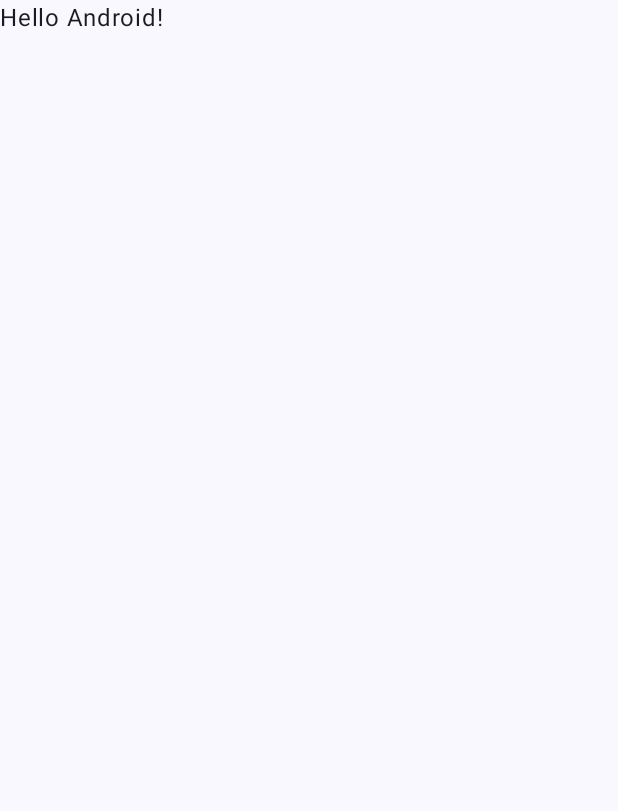
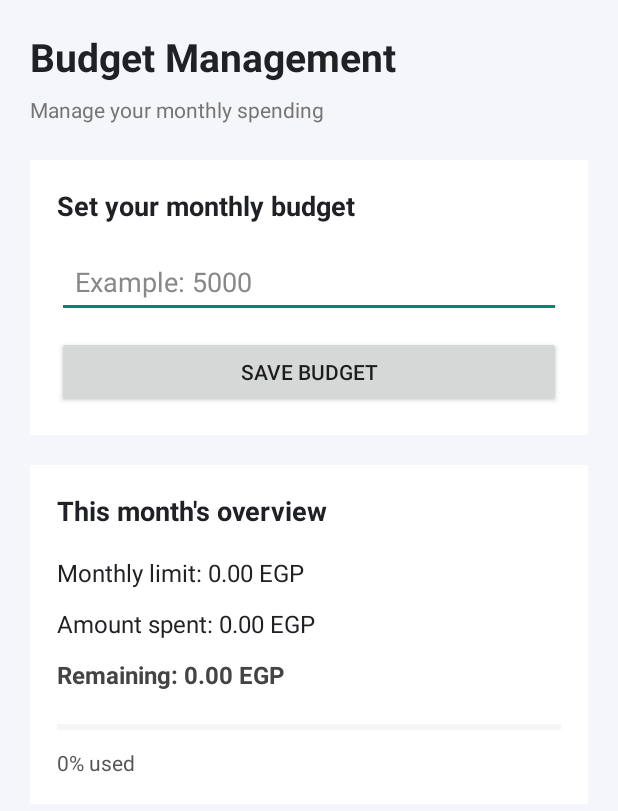
Before and after one commit to yahya329/Smart-Expense-Tracker-, an Android app built with Jetpack Compose: the screen it shows after launch (MainActivity), on a phone screen of 412 x 824 dp. Before the commit the part shown is almost empty. Shown: the top 811 px of the screen. Run offline under Robolectric (Android 15) with nearby library versions, the phone set to English and light mode, and no system bars.

Commit message:
Budget Management Feature

```diff
--- a/app/src/main/java/com/example/myapplication/MainActivity.kt
+++ b/app/src/main/java/com/example/myapplication/MainActivity.kt
@@ -1,47 +1,35 @@
+
 package com.example.myapplication
 
 import android.os.Bundle
 import androidx.activity.ComponentActivity
-import androidx.activity.compose.setContent
-import androidx.activity.enableEdgeToEdge
-import androidx.compose.foundation.layout.fillMaxSize
-import androidx.compose.foundation.layout.padding
-import androidx.compose.material3.Scaffold
-import androidx.compose.material3.Text
-import androidx.compose.runtime.Composable
-import androidx.compose.ui.Modifier
-import androidx.compose.ui.tooling.preview.Preview
-import com.example.myapplication.ui.theme.MyApplicationTheme
+import com.example.myapplication.data.SettingsRepository
+import com.example.myapplication.ui.BudgetScreen
+import com.example.myapplication.viewmodel.BudgetViewModel
 
 class MainActivity : ComponentActivity() {
+
+    private lateinit var budgetScreen: BudgetScreen
+
     override fun onCreate(savedInstanceState: Bundle?) {
         super.onCreate(savedInstanceState)
-        enableEdgeToEdge()
-        setContent {
-            MyApplicationTheme {
-                Scaffold(modifier = Modifier.fillMaxSize()) { innerPadding ->
-                    Greeting(
-                        name = "Android",
-                        modifier = Modifier.padding(innerPadding)
-                    )
-                }
-            }
-        }
+
+        setContentView(R.layout.activity_budget)
+
+        val settingsRepository = SettingsRepository(this)
+
+        val budgetViewModel = BudgetViewModel(
+            settingsRepository
+        )
+
+        budgetScreen = BudgetScreen(
+            activity = this,
+            viewModel = budgetViewModel
+        )
+
+        budgetScreen.setup()
+
+        // Expenses will be connected to the Transactions feature later.
+        budgetScreen.updateSpentAmount(0.0)
     }
 }
-
-@Composable
-fun Greeting(name: String, modifier: Modifier = Modifier) {
-    Text(
-        text = "Hello $name!",
-        modifier = modifier
-    )
-}
-
-@Preview(showBackground = true)
-@Composable
-fun GreetingPreview() {
-    MyApplicationTheme {
-        Greeting("Android")
-    }
-}
--- a/app/src/main/java/com/example/myapplication/data/SettingsRepository.kt
+++ b/app/src/main/java/com/example/myapplication/data/SettingsRepository.kt
@@ -1,4 +1,41 @@
+
 package com.example.myapplication.data
 
-class SettingsRepository {
+import android.content.Context
+
+interface BudgetSettingsStore {
+    fun getMonthlyBudget(): Double
+    fun saveMonthlyBudget(amount: Double)
 }
+
+class SettingsRepository(context: Context) : BudgetSettingsStore {
+
+    private val preferences = context.applicationContext.getSharedPreferences(
+        PREFERENCES_NAME,
+        Context.MODE_PRIVATE
+    )
+
+    override fun getMonthlyBudget(): Double {
+        val savedValue = preferences.getLong(KEY_MONTHLY_BUDGET, 0L)
+
+        return if (savedValue == 0L) {
+            0.0
+        } else {
+            java.lang.Double.longBitsToDouble(savedValue)
+        }
+    }
+
+    override fun saveMonthlyBudget(amount: Double) {
+        preferences.edit()
+            .putLong(
+                KEY_MONTHLY_BUDGET,
+                java.lang.Double.doubleToRawLongBits(amount)
+            )
+            .apply()
+    }
+
+    private companion object {
+        const val PREFERENCES_NAME = "budget_settings"
+        const val KEY_MONTHLY_BUDGET = "monthly_budget"
+    }
+}
--- /dev/null
+++ b/app/src/main/java/com/example/myapplication/ui/theme/BudgetScreen.kt
@@ -0,0 +1,172 @@
+package com.example.myapplication.ui
+
+import android.app.Activity
+import android.content.res.ColorStateList
+import android.graphics.Color
+import android.view.View
+import android.widget.Button
+import android.widget.EditText
+import android.widget.ProgressBar
+import android.widget.TextView
+import com.example.myapplication.R
+import com.example.myapplication.viewmodel.BudgetViewModel
+import java.util.Locale
+
+class BudgetScreen(
+    private val activity: Activity,
+    private val viewModel: BudgetViewModel
+) {
+
+    private lateinit var budgetInput: EditText
+    private lateinit var saveButton: Button
+
+    private lateinit var saveMessage: TextView
+    private lateinit var monthlyBudgetText: TextView
+    private lateinit var totalSpentText: TextView
+    private lateinit var remainingBudgetText: TextView
+    private lateinit var progressBar: ProgressBar
+    private lateinit var progressText: TextView
+    private lateinit var warningText: TextView
+
+    fun setup() {
+        budgetInput = activity.findViewById(R.id.etMonthlyBudget)
+        saveButton = activity.findViewById(R.id.btnSaveBudget)
+
+        saveMessage = activity.findViewById(R.id.tvSaveMessage)
+        monthlyBudgetText = activity.findViewById(R.id.tvMonthlyBudget)
+        totalSpentText = activity.findViewById(R.id.tvTotalSpent)
+        remainingBudgetText = activity.findViewById(R.id.tvRemainingBudget)
+        progressBar = activity.findViewById(R.id.budgetProgress)
+        progressText = activity.findViewById(R.id.tvProgressPercentage)
+        warningText = activity.findViewById(R.id.tvBudgetWarning)
+
+        budgetInput.setText(viewModel.uiState.budgetInput)
+
+        budgetInput.addTextChangedListener(
+            object : android.text.TextWatcher {
+                override fun beforeTextChanged(
+                    s: CharSequence?,
+                    start: Int,
+                    count: Int,
+                    after: Int
+                ) = Unit
+
+                override fun onTextChanged(
+                    s: CharSequence?,
+                    start: Int,
+                    before: Int,
+                    count: Int
+                ) {
+                    val value = s?.toString().orEmpty()
+                    viewModel.onBudgetInputChanged(value)
+                    saveMessage.visibility = View.GONE
+                    budgetInput.error = null
+                }
+
+                override fun afterTextChanged(
+                    s: android.text.Editable?
+                ) = Unit
+            }
+        )
+
+        saveButton.setOnClickListener {
+            val state = viewModel.saveMonthlyBudget(
+                budgetInput.text.toString()
+            )
+
+            if (state.errorMessage != null) {
+                budgetInput.error = state.errorMessage
+                saveMessage.visibility = View.GONE
+            } else {
+                budgetInput.error = null
+                saveMessage.text = "Budget saved successfully."
+                saveMessage.setTextColor(Color.rgb(33, 150, 83))
+                saveMessage.visibility = View.VISIBLE
+            }
+
+            renderScreen()
+        }
+
+        renderScreen()
+    }
+
+    fun updateSpentAmount(amount: Double) {
+        viewModel.updateSpentAmount(amount)
+        renderScreen()
+    }
+
+    private fun renderScreen() {
+        val state = viewModel.uiState
+
+        monthlyBudgetText.text = String.format(
+            Locale.getDefault(),
+            "Monthly limit: %.2f EGP",
+            state.monthlyBudget
+        )
+
+        totalSpentText.text = String.format(
+            Locale.getDefault(),
+            "Amount spent: %.2f EGP",
+            state.spentAmount
+        )
+
+        remainingBudgetText.text = String.format(
+            Locale.getDefault(),
+            "Remaining: %.2f EGP",
+            state.remainingBudget
+        )
+
+        progressBar.progress = state.spendingPercentage.coerceIn(0, 100)
+        progressText.text = "${state.spendingPercentage}% used"
+
+        when {
+            state.monthlyBudget <= 0.0 -> {
+                warningText.visibility = View.GONE
+                remainingBudgetText.setTextColor(Color.DKGRAY)
+                setProgressColor(Color.GRAY)
+            }
+
+            state.spentAmount > state.monthlyBudget -> {
+                warningText.text = String.format(
+                    Locale.getDefault(),
+                    "You are over budget by %.2f EGP.",
+                    state.amountOverBudget
+                )
+                warningText.setTextColor(Color.RED)
+                warningText.visibility = View.VISIBLE
+                remainingBudgetText.setTextColor(Color.RED)
+                setProgressColor(Color.RED)
+            }
+
+            state.isOverBudget -> {
+                warningText.text =
+                    "You have reached your monthly budget."
+                warningText.setTextColor(Color.RED)
+                warningText.visibility = View.VISIBLE
+                remainingBudgetText.setTextColor(Color.RED)
+                setProgressColor(Color.RED)
+            }
+
+            state.isNearLimit -> {
+                warningText.text =
+                    "You are getting close to your budget limit."
+                warningText.setTextColor(Color.rgb(255, 152, 0))
+                warningText.visibility = View.VISIBLE
+                remainingBudgetText.setTextColor(Color.rgb(255, 152, 0))
+                setProgressColor(Color.rgb(255, 152, 0))
+            }
+
+            else -> {
+                warningText.visibility = View.GONE
+                remainingBudgetText.setTextColor(
+                    Color.rgb(33, 150, 83)
+                )
+                setProgressColor(Color.rgb(33, 150, 83))
+            }
+        }
+    }
+
+    private fun setProgressColor(color: Int) {
+        progressBar.progressTintList = ColorStateList.valueOf(color)
+    }
+}
--- a/app/src/main/java/com/example/myapplication/viewmodel/BudgetUiState.kt
+++ b/app/src/main/java/com/example/myapplication/viewmodel/BudgetUiState.kt
@@ -1,4 +1,38 @@
+
 package com.example.myapplication.viewmodel
 
-class BudgetUiState {
+data class BudgetUiState(
+    val monthlyBudget: Double = 0.0,
+    val spentAmount: Double = 0.0,
+    val budgetInput: String = "",
+    val errorMessage: String? = null,
+    val isSaved: Boolean = false
+) {
+
+    val remainingBudget: Double
+        get() = (monthlyBudget - spentAmount).coerceAtLeast(0.0)
+
+    val amountOverBudget: Double
+        get() = (spentAmount - monthlyBudget).coerceAtLeast(0.0)
+
+    val spendingProgress: Float
+        get() = if (monthlyBudget <= 0.0) {
+            0f
+        } else {
+            (spentAmount / monthlyBudget).toFloat()
+                .coerceIn(0f, 1f)
+        }
+
+    val spendingPercentage: Int
+        get() = if (monthlyBudget <= 0.0) {
+            0
+        } else {
+            ((spentAmount / monthlyBudget) * 100).toInt()
+        }
+
+    val isNearLimit: Boolean
+        get() = spendingPercentage >= 80 && spendingPercentage < 100
+
+    val isOverBudget: Boolean
+        get() = monthlyBudget > 0.0 && spentAmount >= monthlyBudget
 }
--- a/app/src/main/java/com/example/myapplication/viewmodel/BudgetViewModel.kt
+++ b/app/src/main/java/com/example/myapplication/viewmodel/BudgetViewModel.kt
@@ -1,4 +1,93 @@
+
 package com.example.myapplication.viewmodel
 
-class BudgetViewModel {
+import com.example.myapplication.data.BudgetSettingsStore
+
+class BudgetViewModel(
+    private val settingsRepository: BudgetSettingsStore
+) {
+
+    var uiState: BudgetUiState = loadSavedBudget()
+        private set
+
+    private fun loadSavedBudget(): BudgetUiState {
+        val savedBudget = settingsRepository.getMonthlyBudget()
+
+        return BudgetUiState(
+            monthlyBudget = savedBudget,
+            budgetInput = if (savedBudget > 0.0) {
+                savedBudget.toString()
+            } else {
+                ""
+            }
+        )
+    }
+
+    fun onBudgetInputChanged(newValue: String) {
+        val validInput = newValue.all {
+            it.isDigit() || it == '.' || it == ','
+        }
+
+        val hasOneDecimalSeparator =
+            newValue.count { it == '.' || it == ',' } <= 1
+
+        if (validInput && hasOneDecimalSeparator) {
+            uiState = uiState.copy(
+                budgetInput = newValue,
+                errorMessage = null,
+                isSaved = false
+            )
+        }
+    }
+
+    fun saveBudget(): BudgetUiState {
+        return saveMonthlyBudget(uiState.budgetInput)
+    }
+
+    fun saveMonthlyBudget(input: String): BudgetUiState {
+        val amount = input.trim()
+            .replace(',', '.')
+            .toDoubleOrNull()
+
+        if (amount == null || !amount.isFinite() || amount <= 0.0) {
+            uiState = uiState.copy(
+                budgetInput = input,
+                errorMessage = "Enter a valid amount greater than zero.",
+                isSaved = false
+            )
+            return uiState
+        }
+
+        return try {
+            settingsRepository.saveMonthlyBudget(amount)
+
+            uiState = uiState.copy(
+                monthlyBudget = amount,
+                budgetInput = amount.toString(),
+                errorMessage = null,
+                isSaved = true
+            )
+
+            uiState
+        } catch (exception: Exception) {
+            uiState = uiState.copy(
+                errorMessage = "Could not save the budget. Please try again.",
+                isSaved = false
+            )
+
+            uiState
+        }
+    }
+
+    fun updateSpentAmount(amount: Double): BudgetUiState {
+        if (!amount.isFinite() || amount < 0.0) {
+            return uiState
+        }
+
+        uiState = uiState.copy(
+            spentAmount = amount
+        )
+
+        return uiState
+    }
 }
--- /dev/null
+++ b/app/src/main/res/layout/activity_budget.xml
@@ -0,0 +1,153 @@
+<?xml version="1.0" encoding="utf-8"?>
+<ScrollView xmlns:android="http://schemas.android.com/apk/res/android"
+    android:layout_width="match_parent"
+    android:layout_height="match_parent"
+    android:fillViewport="true"
+    android:background="#F5F6FA">
+
+    <LinearLayout
+        android:layout_width="match_parent"
+        android:layout_height="wrap_content"
+        android:orientation="vertical"
+        android:padding="20dp">
+
+        <TextView
+            android:layout_width="match_parent"
+            android:layout_height="wrap_content"
+            android:text="Budget Management"
+            android:textColor="#202124"
+            android:textSize="26sp"
+            android:textStyle="bold"
+            android:layout_marginBottom="8dp" />
+
+        <TextView
+            android:layout_width="match_parent"
+            android:layout_height="wrap_content"
+            android:text="Manage your monthly spending"
+            android:textColor="#757575"
+            android:textSize="14sp"
+            android:layout_marginBottom="24dp" />
+
+        <LinearLayout
+            android:layout_width="match_parent"
+            android:layout_height="wrap_content"
+            android:orientation="vertical"
+            android:padding="18dp"
+            android:background="#FFFFFF">
+
+            <TextView
+                android:layout_width="match_parent"
+                android:layout_height="wrap_content"
+                android:text="Set your monthly budget"
+                android:textColor="#202124"
+                android:textSize="18sp"
+                android:textStyle="bold" />
+
+            <EditText
+                android:id="@+id/etMonthlyBudget"
+                android:layout_width="match_parent"
+                android:layout_height="wrap_content"
+                android:layout_marginTop="14dp"
+                android:hint="Example: 5000"
+                android:inputType="numberDecimal"
+                android:singleLine="true"
+                android:padding="12dp"
+                android:textColor="#202124"
+                android:textColorHint="#888888" />
+
+            <Button
+                android:id="@+id/btnSaveBudget"
+                android:layout_width="match_parent"
+                android:layout_height="wrap_content"
+                android:layout_marginTop="12dp"
+                android:text="Save Budget" />
+
+            <TextView
+                android:id="@+id/tvSaveMessage"
+                android:layout_width="match_parent"
+                android:layout_height="wrap_content"
+                android:layout_marginTop="8dp"
+                android:textSize="13sp"
+                android:visibility="gone" />
+
+        </LinearLayout>
+
+        <LinearLayout
+            android:layout_width="match_parent"
+            android:layout_height="wrap_content"
+            android:orientation="vertical"
+            android:padding="18dp"
+            android:layout_marginTop="20dp"
+            android:background="#FFFFFF">
+
+            <TextView
+                android:layout_width="match_parent"
+                android:layout_height="wrap_content"
+                android:text="This month's overview"
+                android:textColor="#202124"
+                android:textSize="18sp"
+                android:textStyle="bold"
+                android:layout_marginBottom="18dp" />
+
+            <TextView
+                android:id="@+id/tvMonthlyBudget"
+                android:layout_width="match_parent"
+                android:layout_height="wrap_content"
+                android:text="Monthly limit: 0.00 EGP"
+                android:textColor="#202124"
+                android:textSize="16sp"
+                android:layout_marginBottom="12dp" />
+
+            <TextView
+                android:id="@+id/tvTotalSpent"
+                android:layout_width="match_parent"
+                android:layout_height="wrap_content"
+                android:text="Amount spent: 0.00 EGP"
+                android:textColor="#202124"
+                android:textSize="16sp"
+                android:layout_marginBottom="12dp" />
+
+            <TextView
+                android:id="@+id/tvRemainingBudget"
+                android:layout_width="match_parent"
+                android:layout_height="wrap_content"
+                android:text="Remaining: 0.00 EGP"
+                android:textColor="#219653"
+                android:textSize="16sp"
+                android:textStyle="bold"
+                android:layout_marginBottom="18dp" />
+
+            <ProgressBar
+                android:id="@+id/budgetProgress"
+                style="?android:attr/progressBarStyleHorizontal"
+                android:layout_width="match_parent"
+                android:layout_height="12dp"
+                android:max="100"
+                android:progress="0"
+                android:progressTint="#219653"
+                android:progressBackgroundTint="#DDDDDD" />
+
+            <TextView
+                android:id="@+id/tvProgressPercentage"
+                android:layout_width="match_parent"
+                android:layout_height="wrap_content"
+                android:text="0% used"
+                android:textColor="#555555"
+                android:textSize="14sp"
+                android:layout_marginTop="8dp" />
+
+            <TextView
+                android:id="@+id/tvBudgetWarning"
+                android:layout_width="match_parent"
+                android:layout_height="wrap_content"
+                android:textColor="#D32F2F"
+                android:textSize="14sp"
+                android:textStyle="bold"
+                android:layout_marginTop="14dp"
+                android:visibility="gone" />
+
+        </LinearLayout>
+
+    </LinearLayout>
+
+</ScrollView>
```
Also changed, not shown: app/src/main/res/layout/layout.xml (added, +7 -0 lines), 1 other file.
